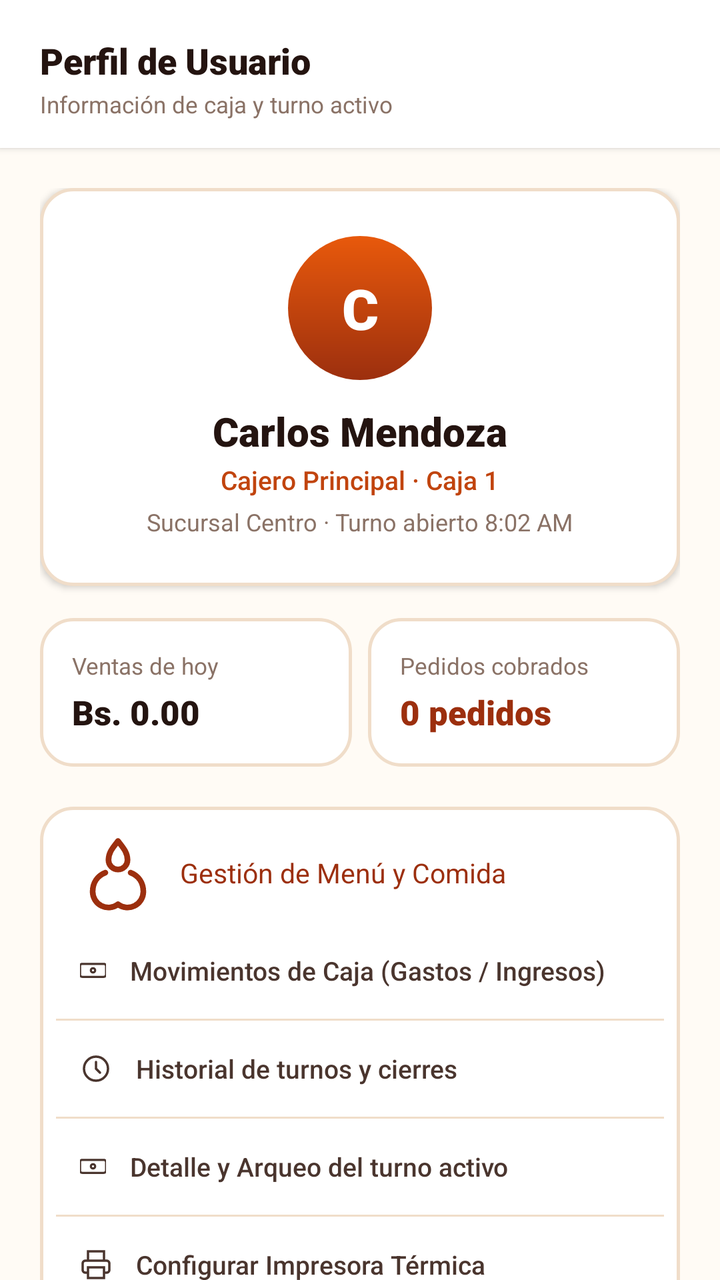
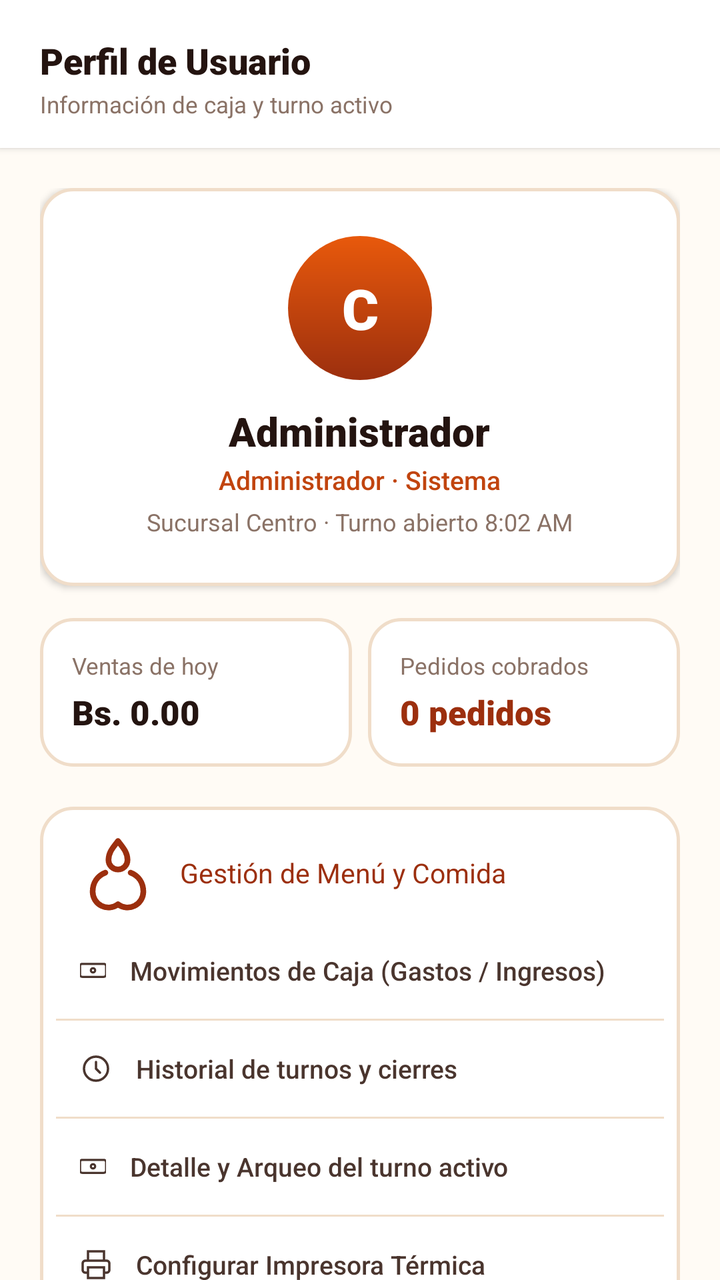

Compare the two renders of this Android layout. The source of the first and the diff that turns it into the second are given below.
<!-- AndroidManifest.xml: application theme Theme.Pollogithub -->
<!-- res/layout/fragment_perfil.xml -->
<?xml version="1.0" encoding="utf-8"?>
<androidx.constraintlayout.widget.ConstraintLayout xmlns:android="http://schemas.android.com/apk/res/android"
    xmlns:app="http://schemas.android.com/apk/res-auto"
    xmlns:tools="http://schemas.android.com/tools"
    android:layout_width="match_parent"
    android:layout_height="match_parent"
    android:background="@color/paper_50">

    
    <LinearLayout
        android:id="@+id/headerPerfil"
        style="@style/Widget.Pollo.Header.Vertical"
        app:layout_constraintEnd_toEndOf="parent"
        app:layout_constraintStart_toStartOf="parent"
        app:layout_constraintTop_toTopOf="parent">

        <TextView
            android:textAppearance="@style/TextAppearance.Pollo.Title.Medium"
            android:layout_width="wrap_content"
            android:layout_height="wrap_content"
            android:text="Perfil de Usuario" />

        <TextView
            android:textAppearance="@style/TextAppearance.Pollo.Subtitle"
            android:layout_width="wrap_content"
            android:layout_height="wrap_content"
            android:layout_marginTop="@dimen/spacing_2xs"
            android:text="Información de caja y turno activo" />
    </LinearLayout>

    <androidx.core.widget.NestedScrollView
        android:layout_width="match_parent"
        android:layout_height="0dp"
        android:clipToPadding="false"
        android:paddingBottom="20dp"
        app:layout_constraintBottom_toBottomOf="parent"
        app:layout_constraintTop_toBottomOf="@id/headerPerfil">

        <LinearLayout
            android:layout_width="match_parent"
            android:layout_height="wrap_content"
            android:gravity="center_horizontal"
            android:orientation="vertical"
            android:padding="20dp">

            
            <LinearLayout
                android:layout_width="match_parent"
                android:layout_height="wrap_content"
                android:background="@drawable/bg_order_card"
                android:elevation="2dp"
                android:gravity="center"
                android:orientation="vertical"
                android:padding="24dp">

                
                <TextView
                    android:id="@+id/tvProfileAvatar"
                    android:layout_width="72dp"
                    android:layout_height="72dp"
                    android:background="@drawable/bg_avatar_circle"
                    android:fontFamily="sans-serif-black"
                    android:gravity="center"
                    android:text="C"
                    android:textColor="@color/white"
                    android:textSize="28sp" />

                
                <TextView
                    android:id="@+id/tvProfileName"
                    android:layout_width="wrap_content"
                    android:layout_height="wrap_content"
                    android:layout_marginTop="12dp"
                    android:fontFamily="sans-serif-black"
                    android:text="Carlos Mendoza"
                    android:textColor="@color/char_900"
                    android:textSize="20sp" />

                <TextView
                    android:layout_width="wrap_content"
                    android:layout_height="wrap_content"
                    android:layout_marginTop="2dp"
                    android:fontFamily="sans-serif-medium"
                    android:text="Cajero Principal · Caja 1"
                    android:textColor="@color/ember_600"
                    android:textSize="13sp" />

                <TextView
                    android:layout_width="wrap_content"
                    android:layout_height="wrap_content"
                    android:layout_marginTop="4dp"
                    android:fontFamily="sans-serif"
                    android:text="Sucursal Centro · Turno abierto 8:02 AM"
                    android:textColor="@color/char_400"
                    android:textSize="12sp" />
            </LinearLayout>

            
            <LinearLayout
                android:layout_width="match_parent"
                android:layout_height="wrap_content"
                android:layout_marginTop="16dp"
                android:orientation="horizontal">

                
                <LinearLayout
                    android:layout_width="0dp"
                    android:layout_height="wrap_content"
                    android:layout_marginEnd="8dp"
                    android:layout_weight="1"
                    android:background="@drawable/bg_order_card"
                    android:orientation="vertical"
                    android:padding="16dp">

                    <TextView
                        android:layout_width="wrap_content"
                        android:layout_height="wrap_content"
                        android:fontFamily="sans-serif"
                        android:text="Ventas de hoy"
                        android:textColor="@color/char_400"
                        android:textSize="11.5sp" />

                    <TextView
                        android:id="@+id/tvProfileVentasHoy"
                        android:layout_width="wrap_content"
                        android:layout_height="wrap_content"
                        android:layout_marginTop="4dp"
                        android:fontFamily="sans-serif-black"
                        android:text="Bs. 0.00"
                        android:textColor="@color/char_900"
                        android:textSize="17sp" />
                </LinearLayout>

                
                <LinearLayout
                    android:layout_width="0dp"
                    android:layout_height="wrap_content"
                    android:layout_weight="1"
                    android:background="@drawable/bg_order_card"
                    android:orientation="vertical"
                    android:padding="16dp">

                    <TextView
                        android:layout_width="wrap_content"
                        android:layout_height="wrap_content"
                        android:fontFamily="sans-serif"
                        android:text="Pedidos cobrados"
                        android:textColor="@color/char_400"
                        android:textSize="11.5sp" />

                    <TextView
                        android:id="@+id/tvProfilePedidosCobrados"
                        android:layout_width="wrap_content"
                        android:layout_height="wrap_content"
                        android:layout_marginTop="4dp"
                        android:fontFamily="sans-serif-black"
                        android:text="0 pedidos"
                        android:textColor="@color/ember_700"
                        android:textSize="17sp" />
                </LinearLayout>
            </LinearLayout>

            
            <LinearLayout
                android:layout_width="match_parent"
                android:layout_height="wrap_content"
                android:layout_marginTop="20dp"
                android:background="@drawable/bg_order_card"
                android:orientation="vertical"
                android:padding="8dp">

                
                <TextView
                    android:id="@+id/btnGestionMenu"
                    android:layout_width="match_parent"
                    android:layout_height="50dp"
                    android:background="?attr/selectableItemBackground"
                    android:drawableStart="@drawable/ic_flame_chicken"
                    android:drawablePadding="12dp"
                    android:drawableTint="@color/ember_700"
                    android:fontFamily="sans-serif-bold"
                    android:gravity="center_vertical"
                    android:paddingHorizontal="12dp"
                    android:text="Gestión de Menú y Comida"
                    android:textColor="@color/ember_700"
                    android:textSize="13.5sp" />

                
                <TextView
                    android:id="@+id/btnMovimientoCaja"
                    android:layout_width="match_parent"
                    android:layout_height="48dp"
                    android:background="?attr/selectableItemBackground"
                    android:drawableStart="@drawable/ic_cash_register"
                    android:drawablePadding="12dp"
                    android:drawableTint="@color/char_700"
                    android:fontFamily="sans-serif-medium"
                    android:gravity="center_vertical"
                    android:paddingHorizontal="12dp"
                    android:text="Movimientos de Caja (Gastos / Ingresos)"
                    android:textColor="@color/char_700"
                    android:textSize="13sp" />

                <View
                    android:layout_width="match_parent"
                    android:layout_height="1dp"
                    android:background="@color/line_color" />

                
                <TextView
                    android:id="@+id/btnHistorialTurnos"
                    android:layout_width="match_parent"
                    android:layout_height="48dp"
                    android:background="?attr/selectableItemBackground"
                    android:drawableStart="@drawable/ic_clock"
                    android:drawablePadding="12dp"
                    android:drawableTint="@color/char_700"
                    android:fontFamily="sans-serif-medium"
                    android:gravity="center_vertical"
                    android:paddingHorizontal="12dp"
                    android:text="Historial de turnos y cierres"
                    android:textColor="@color/char_700"
                    android:textSize="13sp" />

                <View
                    android:layout_width="match_parent"
                    android:layout_height="1dp"
                    android:background="@color/line_color" />

                
                <TextView
                    android:id="@+id/btnShiftDetails"
                    android:layout_width="match_parent"
                    android:layout_height="48dp"
                    android:background="?attr/selectableItemBackground"
                    android:drawableStart="@drawable/ic_cash_register"
                    android:drawablePadding="12dp"
                    android:drawableTint="@color/char_700"
                    android:fontFamily="sans-serif-medium"
                    android:gravity="center_vertical"
                    android:paddingHorizontal="12dp"
                    android:text="Detalle y Arqueo del turno activo"
                    android:textColor="@color/char_700"
                    android:textSize="13sp" />

                <View
                    android:layout_width="match_parent"
                    android:layout_height="1dp"
                    android:background="@color/line_color" />

                
                <TextView
                    android:id="@+id/btnPrinterStatus"
                    android:layout_width="match_parent"
                    android:layout_height="48dp"
                    android:background="?attr/selectableItemBackground"
                    android:drawableStart="@drawable/ic_printer"
                    android:drawablePadding="12dp"
                    android:drawableTint="@color/char_700"
                    android:fontFamily="sans-serif-medium"
                    android:gravity="center_vertical"
                    android:paddingHorizontal="12dp"
                    android:text="Configurar Impresora Térmica"
                    android:textColor="@color/char_700"
                    android:textSize="13sp" />

                <View
                    android:layout_width="match_parent"
                    android:layout_height="1dp"
                    android:background="@color/line_color" />

                
                <TextView
                    android:id="@+id/btnAppVersion"
                    android:layout_width="match_parent"
                    android:layout_height="48dp"
                    android:background="?attr/selectableItemBackground"
                    android:drawableStart="@drawable/ic_check_green"
                    android:drawablePadding="12dp"
                    android:drawableTint="@color/char_400"
                    android:fontFamily="sans-serif-medium"
                    android:gravity="center_vertical"
                    android:paddingHorizontal="12dp"
                    android:text="PolloPOS v2.0.0 (Local Offline)"
                    android:textColor="@color/char_700"
                    android:textSize="13sp" />
            </LinearLayout>

            
            <androidx.appcompat.widget.AppCompatButton
                android:id="@+id/btnCloseShift"
                style="@style/Widget.Pollo.Button.Primary"
                android:layout_width="match_parent"
                android:layout_marginTop="@dimen/spacing_xl"
                android:text="Cerrar turno de caja" />

            
            <androidx.appcompat.widget.AppCompatButton
                android:id="@+id/btnLogout"
                style="@style/Widget.Pollo.Button.Outline"
                android:layout_width="match_parent"
                android:layout_marginTop="@dimen/spacing_s"
                android:text="Cerrar sesión" />

        </LinearLayout>
    </androidx.core.widget.NestedScrollView>

</androidx.constraintlayout.widget.ConstraintLayout>
<!-- resources referenced by this layout -->
<resources>
  <color name="char_400">#8A7266</color>
  <color name="char_700">#4A352E</color>
  <color name="char_900">#241410</color>
  <color name="ember_600">#C1440E</color>
  <color name="ember_700">#9C2F0E</color>
  <color name="line_color">#F0DDC9</color>
  <color name="paper_50">#FFFBF5</color>
  <color name="white">#FFFFFFFF</color>
  <dimen name="spacing_2xs">2dp</dimen>
  <dimen name="spacing_s">8dp</dimen>
  <dimen name="spacing_xl">20dp</dimen>
  <!-- drawable bg_avatar_circle (drawable) -->
  <?xml version="1.0" encoding="utf-8"?>
  <shape xmlns:android="http://schemas.android.com/apk/res/android"
      android:shape="oval">
      <gradient
          android:angle="295"
          android:startColor="@color/ember_500"
          android:endColor="@color/ember_700" />
  </shape>
  <!-- drawable bg_order_card (drawable) -->
  <?xml version="1.0" encoding="utf-8"?>
  <ripple xmlns:android="http://schemas.android.com/apk/res/android"
      android:color="#1AE8590C">
      <item>
          <shape android:shape="rectangle">
              <solid android:color="@color/white" />
              <stroke
                  android:width="1.5dp"
                  android:color="@color/line_color" />
              <corners android:radius="16dp" />
          </shape>
      </item>
  </ripple>
  <!-- drawable ic_check_green (drawable) -->
  <?xml version="1.0" encoding="utf-8"?>
  <vector xmlns:android="http://schemas.android.com/apk/res/android"
      android:width="38dp"
      android:height="38dp"
      android:viewportWidth="24"
      android:viewportHeight="24">
      <path
          android:pathData="M20,6L9,17l-5,-5"
          android:strokeColor="#4A7C3F"
          android:strokeWidth="2.4"
          android:strokeLineCap="round"
          android:strokeLineJoin="round"/>
  </vector>
  <style name="TextAppearance.Pollo.Subtitle" parent="TextAppearance.Pollo">
          <item name="android:fontFamily">sans-serif</item>
          <item name="android:textColor">@color/char_400</item>
          <item name="android:textSize">@dimen/text_size_caption</item>
      </style>
  <style name="TextAppearance.Pollo.Title.Medium" parent="TextAppearance.Pollo.Title">
          <item name="android:fontFamily">sans-serif-black</item>
          <item name="android:textColor">@color/char_900</item>
          <item name="android:textSize">@dimen/text_size_title_medium</item>
      </style>
  <style name="Theme.Pollogithub" parent="Base.Theme.Pollogithub" />
  <color name="ember_500">#E8590C</color>
  <style name="TextAppearance.Pollo" parent="android:TextAppearance" />
  <dimen name="text_size_caption">11.5sp</dimen>
  <style name="TextAppearance.Pollo.Title" parent="TextAppearance.Pollo" />
  <dimen name="text_size_title_medium">18sp</dimen>
  <style name="Widget.Pollo.Button" parent="Widget.AppCompat.Button" />
  <dimen name="text_size_btn_medium">13.5sp</dimen>
  <dimen name="spacing_l">16dp</dimen>
  <dimen name="btn_height_primary">52dp</dimen>
  <!-- drawable bg_button_primary (drawable) -->
  <?xml version="1.0" encoding="utf-8"?>
  <ripple xmlns:android="http://schemas.android.com/apk/res/android"
      android:color="#33FFFFFF">
      <item>
          <shape android:shape="rectangle">
              <solid android:color="@color/ember_600" />
              <corners android:radius="14dp" />
          </shape>
      </item>
  </ripple>
  <dimen name="text_size_btn_primary">15sp</dimen>
  <style name="Widget.Pollo" parent="" />
  <dimen name="elevation_low">2dp</dimen>
  <dimen name="header_padding_horizontal">20dp</dimen>
  <dimen name="header_padding_bottom">14dp</dimen>
  <color name="ember_100">#FFE4D1</color>
  <!-- unchanged entries left out for length: 9 -->
</resources>

<!-- the commit's change to res/layout/fragment_perfil.xml (unified diff, before → after) -->
@@ -10,6 +10,8 @@
     <LinearLayout
         android:id="@+id/headerPerfil"
         style="@style/Widget.Pollo.Header.Vertical"
+        android:layout_width="match_parent"
+        android:layout_height="wrap_content"
         app:layout_constraintEnd_toEndOf="parent"
         app:layout_constraintStart_toStartOf="parent"
         app:layout_constraintTop_toTopOf="parent">
@@ -72,7 +74,7 @@
                     android:layout_height="wrap_content"
                     android:layout_marginTop="12dp"
                     android:fontFamily="sans-serif-black"
-                    android:text="Carlos Mendoza"
+                    android:text="Administrador"
                     android:textColor="@color/char_900"
                     android:textSize="20sp" />
 
@@ -81,7 +83,7 @@
                     android:layout_height="wrap_content"
                     android:layout_marginTop="2dp"
                     android:fontFamily="sans-serif-medium"
-                    android:text="Cajero Principal · Caja 1"
+                    android:text="Administrador · Sistema"
                     android:textColor="@color/ember_600"
                     android:textSize="13sp" />
 
@@ -291,6 +293,7 @@
                 android:id="@+id/btnCloseShift"
                 style="@style/Widget.Pollo.Button.Primary"
                 android:layout_width="match_parent"
+                android:layout_height="@dimen/btn_height_primary"
                 android:layout_marginTop="@dimen/spacing_xl"
                 android:text="Cerrar turno de caja" />
 
@@ -299,6 +302,7 @@
                 android:id="@+id/btnLogout"
                 style="@style/Widget.Pollo.Button.Outline"
                 android:layout_width="match_parent"
+                android:layout_height="@dimen/btn_height_primary"
                 android:layout_marginTop="@dimen/spacing_s"
                 android:text="Cerrar sesión" />
 
